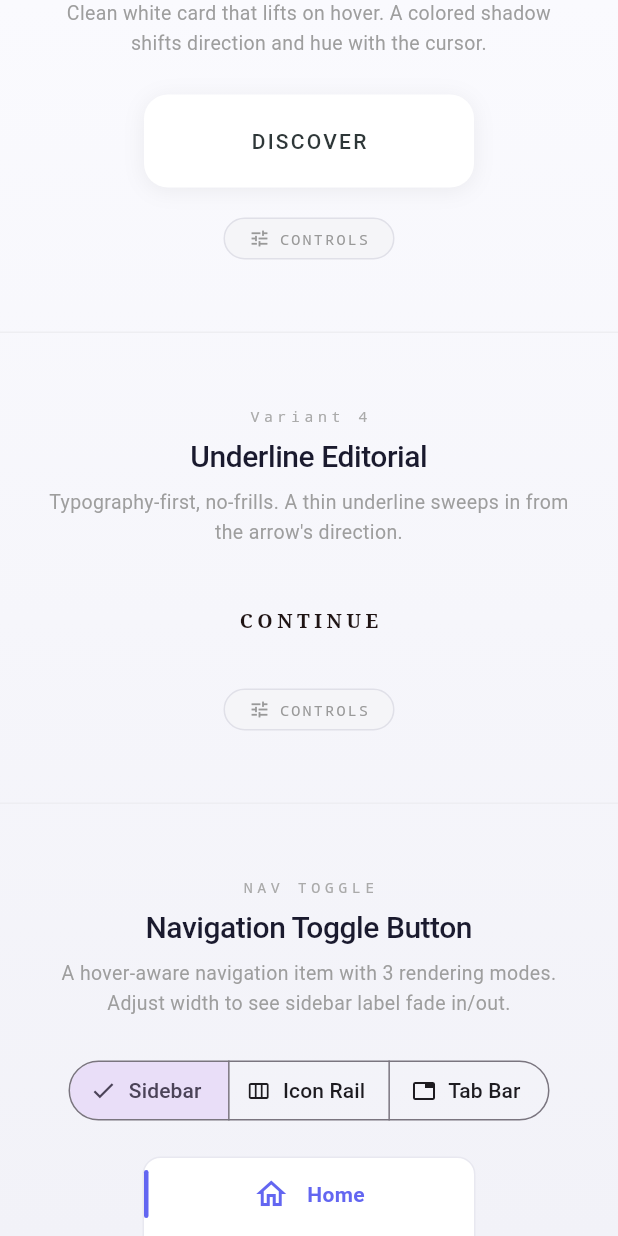
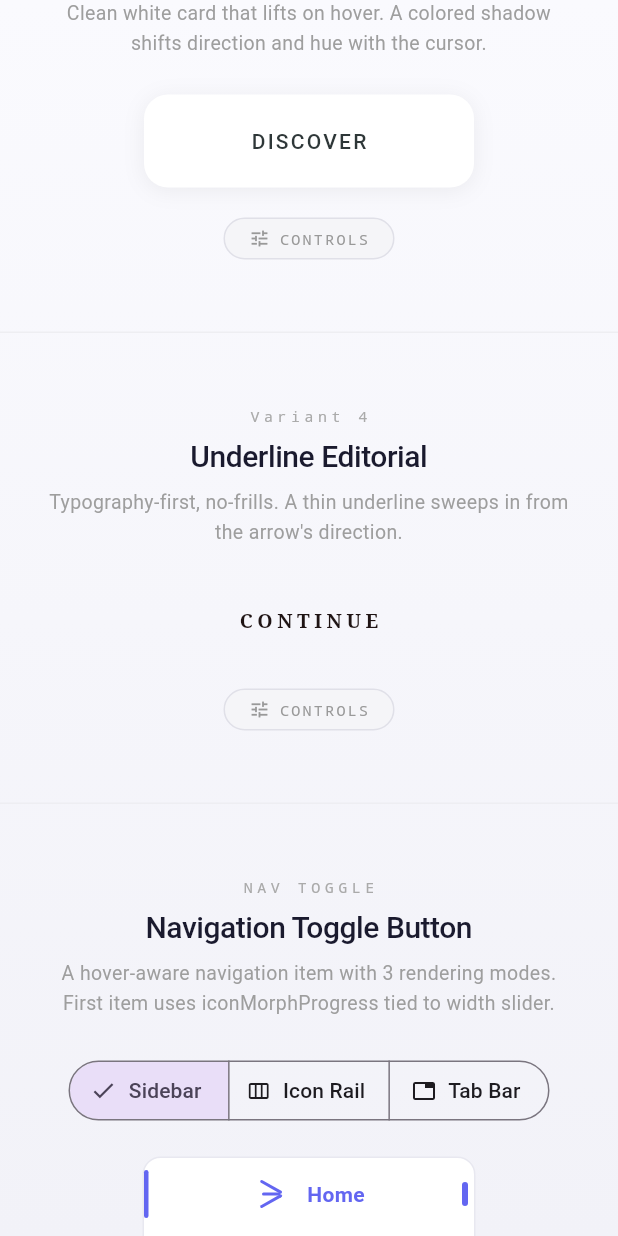
Before and after one commit to lianghualin/flutter_morphing_button, a Flutter app: the screen it shows after launch, scrolled down 1152 dp, on a phone screen of 412 x 824 dp. Run offline on Flutter 3.47's test engine with Material 3 defaults, Android fonts, the phone set to English and light mode, and no system bars.

Commit message:
Fix NavToggle gaps: icon morph, sidebar indicator, iconRail hover
Wire up HamburgerMorphPainter via iconMorphProgress parameter,
add SidebarEdgeIndicatorPainter for right-edge selection/hover pill,
and enable presence-driven hover feedback on iconRail mode.

Co-Authored-By: Claude Opus 4.6 <noreply@anthropic.com>

```diff
--- a/example/lib/playground_page.dart
+++ b/example/lib/playground_page.dart
@@ -457,6 +457,9 @@ class _PlaygroundPageState extends State<PlaygroundPage> {
       (Icons.settings_outlined, 'Settings'),
     ];
 
+    // Derive morph progress from width (maps 56-280 → 0.0-1.0)
+    final morphProgress = ((_navWidth - 56) / (280 - 56)).clamp(0.0, 1.0);
+
     return Container(
       width: double.infinity,
       decoration: const BoxDecoration(
@@ -489,7 +492,7 @@ class _PlaygroundPageState extends State<PlaygroundPage> {
             width: 400,
             child: Text(
               'A hover-aware navigation item with 3 rendering modes. '
-              'Adjust width to see sidebar label fade in/out.',
+              'First item uses iconMorphProgress tied to width slider.',
               textAlign: TextAlign.center,
               style: TextStyle(
                 fontSize: 13,
@@ -541,6 +544,7 @@ class _PlaygroundPageState extends State<PlaygroundPage> {
                           icon: items[i].$1,
                           label: items[i].$2,
                           isSelected: _navSelectedIndex == i,
+                          iconMorphProgress: i == 0 ? morphProgress : null,
                           accentColor: const Color(0xFF6366F1),
                           enabled: _enabled,
                           onTap: () => setState(() {
@@ -562,6 +566,7 @@ class _PlaygroundPageState extends State<PlaygroundPage> {
                             icon: items[i].$1,
                             label: items[i].$2,
                             isSelected: _navSelectedIndex == i,
+                            iconMorphProgress: i == 0 ? morphProgress : null,
                             accentColor: const Color(0xFF6366F1),
                             enabled: _enabled,
                             onTap: () => setState(() {
--- a/lib/src/nav/nav_toggle_base.dart
+++ b/lib/src/nav/nav_toggle_base.dart
@@ -16,6 +16,7 @@ abstract class NavToggleBase extends HoverButtonBase {
   final IconData icon;
   final String? label;
   final double iconSize;
+  final double? iconMorphProgress;
 
   const NavToggleBase({
     super.key,
@@ -25,6 +26,7 @@ abstract class NavToggleBase extends HoverButtonBase {
     this.isSelected = false,
     this.label,
     this.iconSize = 24,
+    this.iconMorphProgress,
     super.onTap,
     super.onLeftTap,
     super.onRightTap,
--- a/lib/src/nav/nav_toggle_button.dart
+++ b/lib/src/nav/nav_toggle_button.dart
@@ -16,6 +16,7 @@ class NavToggleButton extends NavToggleBase {
     super.isSelected,
     super.label,
     super.iconSize,
+    super.iconMorphProgress,
     super.onTap,
     super.accentColor,
     super.textColor,
@@ -27,6 +28,20 @@ class NavToggleButton extends NavToggleBase {
 }
 
 class _NavToggleButtonState extends NavToggleBaseState<NavToggleButton> {
+  Widget _buildIcon(Color color) {
+    if (widget.iconMorphProgress != null) {
+      return CustomPaint(
+        size: Size.square(widget.iconSize),
+        painter: HamburgerMorphPainter(
+          morphProgress: widget.iconMorphProgress!,
+          color: color,
+          strokeWidth: 2.0,
+        ),
+      );
+    }
+    return Icon(widget.icon, size: widget.iconSize, color: color);
+  }
+
   @override
   Widget buildButton(BuildContext context) {
     switch (widget.mode) {
@@ -77,6 +92,21 @@ class _NavToggleButtonState extends NavToggleBaseState<NavToggleButton> {
                 ),
               ),
             ),
+          // Right-edge indicator (visible when selected or hovered)
+          Positioned(
+            right: 4,
+            top: 0,
+            bottom: 0,
+            child: Center(
+              child: CustomPaint(
+                size: const Size(4, 16),
+                painter: SidebarEdgeIndicatorPainter(
+                  presence: widget.isSelected ? 1.0 : presence,
+                  color: accent,
+                ),
+              ),
+            ),
+          ),
           // Icon + label row
           Center(
             child: Padding(
@@ -84,11 +114,7 @@ class _NavToggleButtonState extends NavToggleBaseState<NavToggleButton> {
               child: Row(
                 mainAxisSize: MainAxisSize.min,
                 children: [
-                  Icon(
-                    widget.icon,
-                    size: widget.iconSize,
-                    color: widget.isSelected ? accent : textCol,
-                  ),
+                  _buildIcon(widget.isSelected ? accent : textCol),
                   if (showLabel) ...[
                     const SizedBox(width: 12),
                     Flexible(
@@ -122,21 +148,16 @@ class _NavToggleButtonState extends NavToggleBaseState<NavToggleButton> {
     final accent = widget.accentColor ?? Theme.of(context).colorScheme.primary;
     final textCol = widget.textColor ?? Theme.of(context).colorScheme.onSurface;
 
+    final bgAlpha = widget.isSelected ? 0.12 : presence * 0.08;
     final iconWidget = Container(
       width: 48,
       height: 48,
       decoration: BoxDecoration(
-        color: widget.isSelected
-            ? accent.withValues(alpha: 0.12)
-            : Colors.transparent,
+        color: accent.withValues(alpha: bgAlpha),
         borderRadius: BorderRadius.circular(12),
       ),
       child: Center(
-        child: Icon(
-          widget.icon,
-          size: widget.iconSize,
-          color: widget.isSelected ? accent : textCol,
-        ),
+        child: _buildIcon(widget.isSelected ? accent : textCol),
       ),
     );
 
@@ -163,11 +184,7 @@ class _NavToggleButtonState extends NavToggleBaseState<NavToggleButton> {
             child: Row(
               mainAxisSize: MainAxisSize.min,
               children: [
-                Icon(
-                  widget.icon,
-                  size: widget.iconSize,
-                  color: widget.isSelected ? accent : textCol,
-                ),
+                _buildIcon(widget.isSelected ? accent : textCol),
                 if (showLabel) ...[
                   const SizedBox(width: 8),
                   Text(
--- a/lib/src/nav/nav_toggle_painters.dart
+++ b/lib/src/nav/nav_toggle_painters.dart
@@ -29,6 +29,36 @@ class TabIndicatorPainter extends CustomPainter {
 
   @override
   bool shouldRepaint(TabIndicatorPainter oldDelegate) =>
+      oldDelegate.presence != presence || oldDelegate.color != color;
+}
+
+/// Paints a small rounded pill at the right edge, driven by [presence].
+class SidebarEdgeIndicatorPainter extends CustomPainter {
+  final double presence;
+  final Color color;
+
+  SidebarEdgeIndicatorPainter({
+    required this.presence,
+    required this.color,
+  });
+
+  @override
+  void paint(Canvas canvas, Size size) {
+    if (presence < 0.01) return;
+    final paint = Paint()..color = color.withValues(alpha: presence);
+    final pillHeight = size.height * presence;
+    final top = (size.height - pillHeight) / 2;
+    canvas.drawRRect(
+      RRect.fromRectAndRadius(
+        Rect.fromLTWH(0, top, size.width, pillHeight),
+        Radius.circular(size.width / 2),
+      ),
+      paint,
+    );
+  }
+
+  @override
+  bool shouldRepaint(SidebarEdgeIndicatorPainter oldDelegate) =>
       oldDelegate.presence != presence || oldDelegate.color != color;
 }
 
```
Also changed, not shown: 1 other file.
